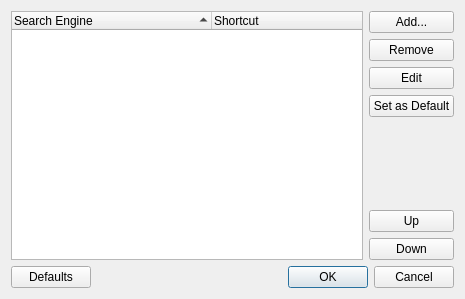
Qt form src/lib/opensearch/searchenginesdialog.ui (QupZilla/qupzilla) before a commit.
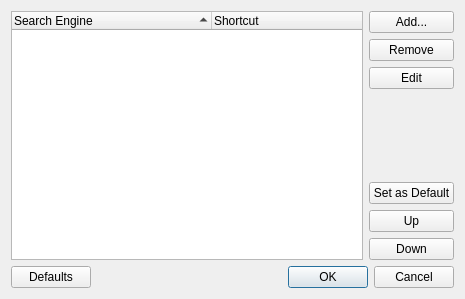
The same form after that commit.

Commit message: SearchEnginesDialog: Default search engine is now painted with bold font + coding style

```diff
--- a/src/lib/opensearch/searchenginesdialog.ui
+++ b/src/lib/opensearch/searchenginesdialog.ui
@@ -37,13 +37,6 @@
        </property>
       </widget>
      </item>
-     <item>
-      <widget class="QPushButton" name="setAsDefault">
-       <property name="text">
-        <string>Set as Default</string>
-       </property>
-      </widget>
-     </item>
      <item>
       <spacer name="verticalSpacer">
        <property name="orientation">
@@ -57,6 +50,13 @@
        </property>
       </spacer>
      </item>
+     <item>
+      <widget class="QPushButton" name="setAsDefault">
+       <property name="text">
+        <string>Set as Default</string>
+       </property>
+      </widget>
+     </item>
      <item>
       <widget class="QPushButton" name="moveUp">
        <property name="text">
```
The commit also changes 4 other files.
